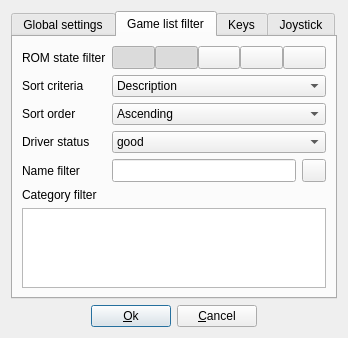
First picture: the form in arcademodesetup.ui, repository qmc2/qmc2-mame-fe, before the edit.
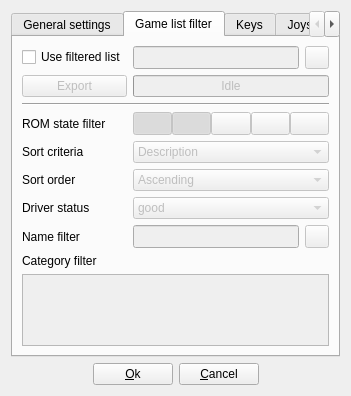
Second picture: the form after the edit. The open tabs and pages were chosen to show the change. Icons and pictures are not drawn.

```diff
--- a/arcademodesetup.ui
+++ b/arcademodesetup.ui
@@ -6,8 +6,8 @@
    <rect>
     <x>0</x>
     <y>0</y>
-    <width>348</width>
-    <height>338</height>
+    <width>308</width>
+    <height>360</height>
    </rect>
   </property>
   <property name="windowTitle">
@@ -21,7 +21,7 @@
      </property>
      <widget class="QWidget" name="tabSettings">
       <attribute name="title">
-       <string>Global settings</string>
+       <string>General settings</string>
       </attribute>
       <layout class="QGridLayout" name="gridLayout_3">
        <item row="4" column="2" colspan="2">
@@ -268,65 +268,18 @@
        <string>Game list filter</string>
       </attribute>
       <layout class="QGridLayout" name="gridLayout">
-       <item row="0" column="0">
-        <widget class="QLabel" name="labelROMStatesToSelect">
-         <property name="sizePolicy">
-          <sizepolicy hsizetype="Fixed" vsizetype="Preferred">
-           <horstretch>0</horstretch>
-           <verstretch>0</verstretch>
-          </sizepolicy>
-         </property>
+       <item row="8" column="0">
+        <widget class="QLabel" name="labelNameFilter">
          <property name="text">
-          <string>ROM state filter</string>
+          <string>Name filter</string>
          </property>
         </widget>
        </item>
-       <item row="5" column="0" colspan="3">
-        <widget class="QLabel" name="labelCategoryFilter">
-         <property name="sizePolicy">
-          <sizepolicy hsizetype="Preferred" vsizetype="Fixed">
-           <horstretch>0</horstretch>
-           <verstretch>0</verstretch>
-          </sizepolicy>
-         </property>
-         <property name="text">
-          <string>Category filter</string>
-         </property>
-        </widget>
-       </item>
-       <item row="3" column="0">
-        <widget class="QLabel" name="labelDriverStatus">
-         <property name="text">
-          <string>Driver status</string>
-         </property>
-        </widget>
-       </item>
-       <item row="4" column="2">
-        <widget class="QToolButton" name="toolButtonClearNameFilter">
-         <property name="sizePolicy">
-          <sizepolicy hsizetype="Fixed" vsizetype="Minimum">
-           <horstretch>0</horstretch>
-           <verstretch>0</verstretch>
-          </sizepolicy>
-         </property>
-         <property name="toolTip">
-          <string>Clear name filter</string>
-         </property>
-         <property name="icon">
-          <iconset resource="qmc2.qrc">
-           <normaloff>:/data/img/broom.png</normaloff>:/data/img/broom.png</iconset>
-         </property>
-        </widget>
-       </item>
-       <item row="6" column="0" colspan="3">
-        <widget class="QListWidget" name="listWidgetCategoryFilter">
-         <property name="toolTip">
-          <string>Select / deselect the categories you want to include / exclude</string>
-         </property>
-        </widget>
-       </item>
-       <item row="1" column="1" colspan="2">
+       <item row="5" column="1" colspan="2">
         <widget class="QComboBox" name="comboBoxSortCriteria">
+         <property name="enabled">
+          <bool>false</bool>
+         </property>
          <property name="sizePolicy">
           <sizepolicy hsizetype="Preferred" vsizetype="Minimum">
            <horstretch>0</horstretch>
@@ -368,13 +321,135 @@
          </item>
         </widget>
        </item>
-       <item row="0" column="1" colspan="2">
+       <item row="0" column="2">
+        <widget class="QToolButton" name="toolButtonBrowseFilteredListFile">
+         <property name="enabled">
+          <bool>false</bool>
+         </property>
+         <property name="sizePolicy">
+          <sizepolicy hsizetype="Fixed" vsizetype="Minimum">
+           <horstretch>0</horstretch>
+           <verstretch>0</verstretch>
+          </sizepolicy>
+         </property>
+         <property name="toolTip">
+          <string>Browse the output file used as the filtered game list</string>
+         </property>
+         <property name="icon">
+          <iconset resource="qmc2.qrc">
+           <normaloff>:/data/img/fileopen.png</normaloff>:/data/img/fileopen.png</iconset>
+         </property>
+        </widget>
+       </item>
+       <item row="7" column="0">
+        <widget class="QLabel" name="labelDriverStatus">
+         <property name="text">
+          <string>Driver status</string>
+         </property>
+        </widget>
+       </item>
+       <item row="6" column="1" colspan="2">
+        <widget class="QComboBox" name="comboBoxSortOrder">
+         <property name="enabled">
+          <bool>false</bool>
+         </property>
+         <property name="sizePolicy">
+          <sizepolicy hsizetype="Preferred" vsizetype="Minimum">
+           <horstretch>0</horstretch>
+           <verstretch>0</verstretch>
+          </sizepolicy>
+         </property>
+         <property name="toolTip">
+          <string>Select sort order</string>
+         </property>
+         <item>
+          <property name="text">
+           <string>Ascending</string>
+          </property>
+          <property name="icon">
+           <iconset resource="qmc2.qrc">
+            <normaloff>:/data/img/up.png</normaloff>:/data/img/up.png</iconset>
+          </property>
+         </item>
+         <item>
+          <property name="text">
+           <string>Descending</string>
+          </property>
+          <property name="icon">
+           <iconset resource="qmc2.qrc">
+            <normaloff>:/data/img/down.png</normaloff>:/data/img/down.png</iconset>
+          </property>
+         </item>
+        </widget>
+       </item>
+       <item row="10" column="0" colspan="3">
+        <widget class="QListWidget" name="listWidgetCategoryFilter">
+         <property name="enabled">
+          <bool>false</bool>
+         </property>
+         <property name="toolTip">
+          <string>Select / deselect the categories you want to include / exclude</string>
+         </property>
+        </widget>
+       </item>
+       <item row="8" column="1">
+        <widget class="QLineEdit" name="lineEditNameFilter">
+         <property name="enabled">
+          <bool>false</bool>
+         </property>
+         <property name="sizePolicy">
+          <sizepolicy hsizetype="Expanding" vsizetype="Minimum">
+           <horstretch>0</horstretch>
+           <verstretch>0</verstretch>
+          </sizepolicy>
+         </property>
+         <property name="toolTip">
+          <string>Specify a name (ID) filter-expression (Qt regular-expression syntax!) -- leave empty to not filter by name</string>
+         </property>
+        </widget>
+       </item>
+       <item row="6" column="0">
+        <widget class="QLabel" name="labelSortOrder">
+         <property name="text">
+          <string>Sort order</string>
+         </property>
+        </widget>
+       </item>
+       <item row="7" column="1" colspan="2">
+        <widget class="QComboBox" name="comboBoxDriverStatus">
+         <property name="enabled">
+          <bool>false</bool>
+         </property>
+         <property name="toolTip">
+          <string>Choose the driver maturity states for sets to be included</string>
+         </property>
+         <item>
+          <property name="text">
+           <string>good</string>
+          </property>
+         </item>
+         <item>
+          <property name="text">
+           <string>good + preliminary</string>
+          </property>
+         </item>
+         <item>
+          <property name="text">
+           <string>good + preliminary + imperfect</string>
+          </property>
+         </item>
+        </widget>
+       </item>
+       <item row="4" column="1" colspan="2">
         <layout class="QHBoxLayout" name="horizontalLayout">
          <property name="spacing">
           <number>0</number>
          </property>
          <item>
           <widget class="QToolButton" name="toolButtonSelectC">
+           <property name="enabled">
+            <bool>false</bool>
+           </property>
            <property name="sizePolicy">
             <sizepolicy hsizetype="Minimum" vsizetype="Fixed">
              <horstretch>0</horstretch>
@@ -398,6 +473,9 @@
          </item>
          <item>
           <widget class="QToolButton" name="toolButtonSelectM">
+           <property name="enabled">
+            <bool>false</bool>
+           </property>
            <property name="sizePolicy">
             <sizepolicy hsizetype="Minimum" vsizetype="Fixed">
              <horstretch>0</horstretch>
@@ -421,6 +499,9 @@
          </item>
          <item>
           <widget class="QToolButton" name="toolButtonSelectI">
+           <property name="enabled">
+            <bool>false</bool>
+           </property>
            <property name="sizePolicy">
             <sizepolicy hsizetype="Minimum" vsizetype="Fixed">
              <horstretch>0</horstretch>
@@ -441,6 +522,9 @@
          </item>
          <item>
           <widget class="QToolButton" name="toolButtonSelectN">
+           <property name="enabled">
+            <bool>false</bool>
+           </property>
            <property name="sizePolicy">
             <sizepolicy hsizetype="Minimum" vsizetype="Fixed">
              <horstretch>0</horstretch>
@@ -461,6 +545,9 @@
          </item>
          <item>
           <widget class="QToolButton" name="toolButtonSelectU">
+           <property name="enabled">
+            <bool>false</bool>
+           </property>
            <property name="sizePolicy">
             <sizepolicy hsizetype="Minimum" vsizetype="Fixed">
              <horstretch>0</horstretch>
@@ -481,10 +568,13 @@
          </item>
         </layout>
        </item>
-       <item row="4" column="1">
-        <widget class="QLineEdit" name="lineEditNameFilter">
+       <item row="8" column="2">
+        <widget class="QToolButton" name="toolButtonClearNameFilter">
+         <property name="enabled">
+          <bool>false</bool>
+         </property>
          <property name="sizePolicy">
-          <sizepolicy hsizetype="Expanding" vsizetype="Minimum">
+          <sizepolicy hsizetype="Fixed" vsizetype="Minimum">
            <horstretch>0</horstretch>
            <verstretch>0</verstretch>
           </sizepolicy>
@@ -495,52 +585,62 @@
         </widget>
        </item>
        <item row="4" column="0">
-        <widget class="QLabel" name="labelNameFilter">
+        <widget class="QLabel" name="labelROMStatesToSelect">
+         <property name="sizePolicy">
+          <sizepolicy hsizetype="Fixed" vsizetype="Preferred">
+           <horstretch>0</horstretch>
+           <verstretch>0</verstretch>
+          </sizepolicy>
+         </property>
          <property name="text">
-          <string>Name filter</string>
+          <string>ROM state filter</string>
          </property>
         </widget>
        </item>
-       <item row="3" column="1" colspan="2">
-        <widget class="QComboBox" name="comboBoxDriverStatus">
-         <property name="toolTip">
-          <string>Choose the driver maturity states for sets to be included</string>
-         </property>
-         <item>
-          <property name="text">
-           <string>good</string>
-          </property>
-         </item>
-         <item>
-          <property name="text">
-           <string>good + preliminary</string>
-          </property>
-         </item>
-         <item>
-          <property name="text">
-           <string>good + preliminary + imperfect</string>
-          </property>
-         </item>
-        </widget>
-       </item>
-       <item row="1" column="0">
+       <item row="5" column="0">
         <widget class="QLabel" name="labelSortCriteria">
          <property name="text">
           <string>Sort criteria</string>
          </property>
         </widget>
        </item>
-       <item row="2" column="0">
-        <widget class="QLabel" name="labelSortOrder">
+       <item row="9" column="0" colspan="3">
+        <widget class="QLabel" name="labelCategoryFilter">
+         <property name="sizePolicy">
+          <sizepolicy hsizetype="Preferred" vsizetype="Fixed">
+           <horstretch>0</horstretch>
+           <verstretch>0</verstretch>
+          </sizepolicy>
+         </property>
          <property name="text">
-          <string>Sort order</string>
+          <string>Category filter</string>
          </property>
         </widget>
        </item>
-       <item row="2" column="1" colspan="2">
-        <widget class="QComboBox" name="comboBoxSortOrder">
+       <item row="0" column="0">
+        <widget class="QCheckBox" name="checkBoxUseFilteredList">
+         <property name="toolTip">
+          <string>Use a filtered version of the game list (otherwise use the full list)</string>
+         </property>
+         <property name="text">
+          <string>Use filtered list</string>
+         </property>
+        </widget>
+       </item>
+       <item row="3" column="0" colspan="3">
+        <widget class="Line" name="line">
+         <property name="orientation">
+          <enum>Qt::Horizontal</enum>
+         </property>
+        </widget>
+       </item>
+       <item row="0" column="1">
+        <widget class="QLineEdit" name="lineEditFilteredListFile">
+         <property name="enabled">
+          <bool>false</bool>
+         </property>
          <property name="sizePolicy">
-          <sizepolicy hsizetype="Preferred" vsizetype="Minimum">
+          <sizepolicy hsizetype="Expanding" vsizetype="Minimum">
            <horstretch>0</horstretch>
            <verstretch>0</verstretch>
           </sizepolicy>
@@ -548,24 +648,45 @@
          <property name="toolTip">
           <string>Select sort order</string>
          </property>
-         <item>
-          <property name="text">
-           <string>Ascending</string>
-          </property>
-          <property name="icon">
-           <iconset resource="qmc2.qrc">
-            <normaloff>:/data/img/up.png</normaloff>:/data/img/up.png</iconset>
-          </property>
-         </item>
-         <item>
-          <property name="text">
-           <string>Descending</string>
-          </property>
-          <property name="icon">
-           <iconset resource="qmc2.qrc">
-            <normaloff>:/data/img/down.png</normaloff>:/data/img/down.png</iconset>
-          </property>
-         </item>
+        </widget>
+       </item>
+       <item row="1" column="1" colspan="2">
+        <widget class="QProgressBar" name="progressBarFilter">
+         <property name="enabled">
+          <bool>false</bool>
+         </property>
+         <property name="toolTip">
+          <string>Filter / export progress</string>
+         </property>
+         <property name="value">
+          <number>0</number>
+         </property>
+         <property name="format">
+          <string>Idle</string>
+         </property>
+        </widget>
+       </item>
+       <item row="1" column="0">
+        <widget class="QPushButton" name="pushButtonExport">
+         <property name="enabled">
+          <bool>false</bool>
+         </property>
+         <property name="sizePolicy">
+          <sizepolicy hsizetype="Minimum" vsizetype="Minimum">
+           <horstretch>0</horstretch>
+           <verstretch>0</verstretch>
+          </sizepolicy>
+         </property>
+         <property name="toolTip">
+          <string>Export a filtered version of the game list according to the filter / sort settings specified below</string>
+         </property>
+         <property name="text">
+          <string>Export</string>
+         </property>
+         <property name="icon">
+          <iconset resource="qmc2.qrc">
+           <normaloff>:/data/img/filesaveas.png</normaloff>:/data/img/filesaveas.png</iconset>
+         </property>
         </widget>
        </item>
       </layout>
```
Left out of the diff: 12 changed lines with no effect on the pictures.
